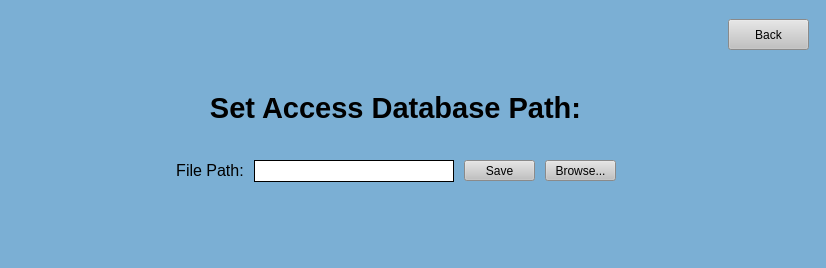
Before: the Qt Designer form UI Screens/COMBdb_Set_File_Path_Form.ui in Kasmanian/COMBDb-oldgen, drawn with Qt 5.
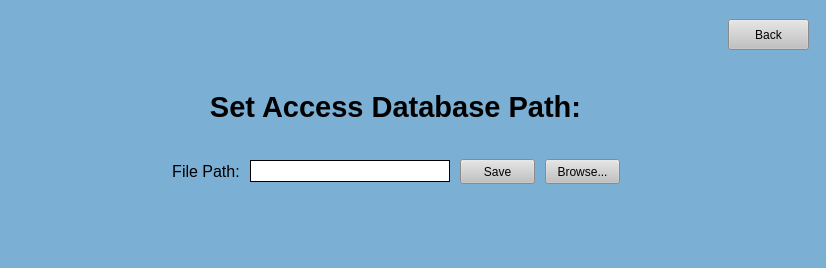
After: the same form once the commit is applied.

Commit message: Edited Settings->Manage Prefixes, edited CSS and added search buttons

The edit to the form file:
```diff
--- a/UI Screens/COMBdb_Set_File_Path_Form.ui
+++ b/UI Screens/COMBdb_Set_File_Path_Form.ui
@@ -225,14 +225,14 @@
          <widget class="QPushButton" name="save">
           <property name="minimumSize">
            <size>
-            <width>71</width>
-            <height>21</height>
+            <width>75</width>
+            <height>25</height>
            </size>
           </property>
           <property name="maximumSize">
            <size>
-            <width>71</width>
-            <height>21</height>
+            <width>75</width>
+            <height>25</height>
            </size>
           </property>
           <property name="cursor">
@@ -276,14 +276,14 @@
          <widget class="QPushButton" name="browse">
           <property name="minimumSize">
            <size>
-            <width>71</width>
-            <height>21</height>
+            <width>75</width>
+            <height>25</height>
            </size>
           </property>
           <property name="maximumSize">
            <size>
-            <width>71</width>
-            <height>21</height>
+            <width>75</width>
+            <height>25</height>
            </size>
           </property>
           <property name="cursor">
```
The commit also changes 5 other files.
